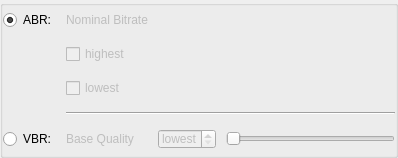
Old version of the form plugins/fileinfo/CompressionWidgetBase.ui in the repository KDE/kwave.
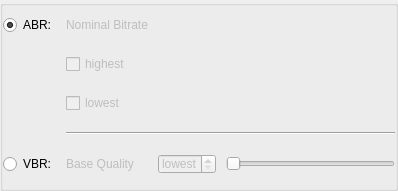
New version of the form. Custom widgets are drawn as their Qt base class.

The edit to the form file:
```diff
--- a/plugins/fileinfo/CompressionWidgetBase.ui
+++ b/plugins/fileinfo/CompressionWidgetBase.ui
@@ -7,7 +7,7 @@
     <x>0</x>
     <y>0</y>
     <width>398</width>
-    <height>158</height>
+    <height>191</height>
    </rect>
   </property>
   <layout class="QVBoxLayout">
```
Left out of the diff: 24 changed lines with no effect on the pictures.
